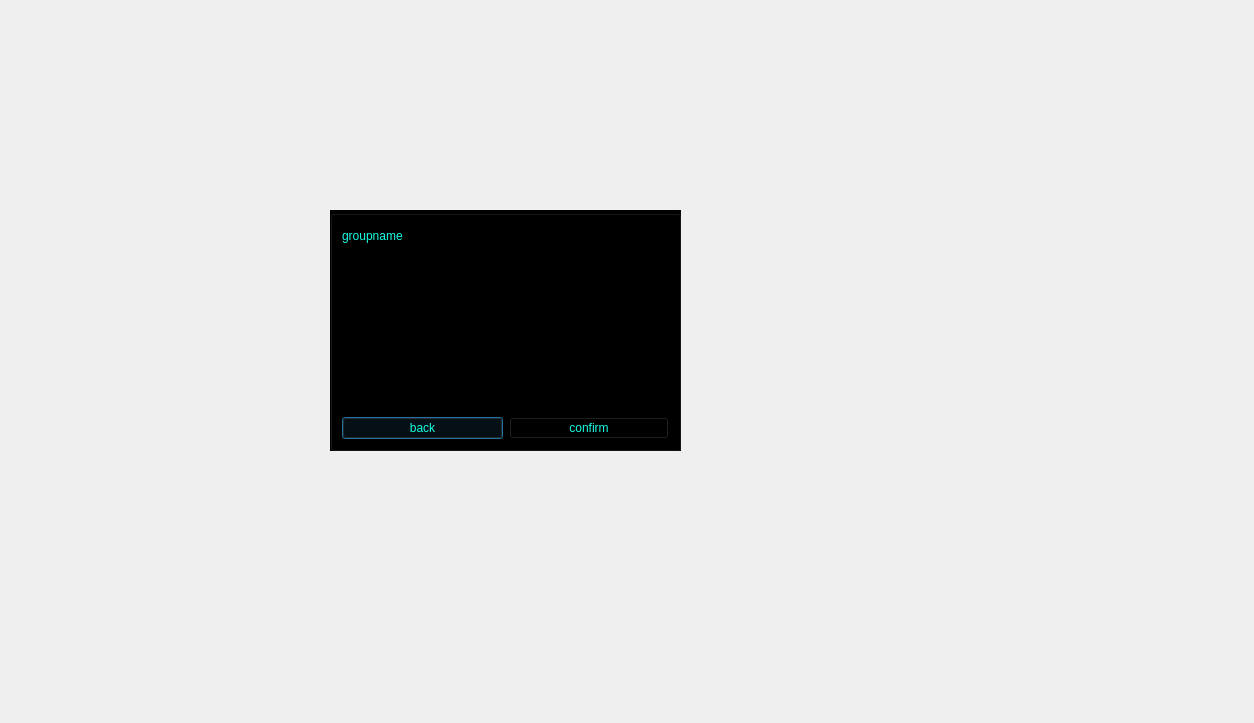
Before: the Qt Designer form massenger/joingroup_dialog.ui in MahanBeidokhti/AP-Messenger, drawn with Qt 5.
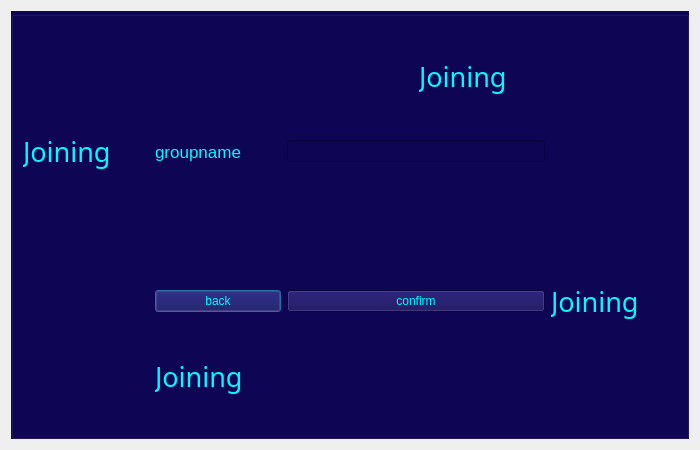
After: the same form once the commit is applied. Icons and pictures are not drawn.

The edit to the form file:
```diff
--- a/massenger/joingroup_dialog.ui
+++ b/massenger/joingroup_dialog.ui
@@ -6,70 +6,141 @@
    <rect>
     <x>0</x>
     <y>0</y>
-    <width>1254</width>
-    <height>723</height>
+    <width>700</width>
+    <height>450</height>
    </rect>
   </property>
-  <property name="windowTitle">
-   <string>Dialog</string>
+  <property name="font">
+   <font>
+    <pointsize>12</pointsize>
+   </font>
+  </property>
+  <property name="layoutDirection">
+   <enum>Qt::LeftToRight</enum>
   </property>
   <property name="styleSheet">
    <string notr="true">background-image: url(:/Source/@metawalls.jpg);</string>
   </property>
+  <layout class="QVBoxLayout" name="verticalLayout">
+   <item>
   <widget class="QGroupBox" name="groupinformation_groupBox">
-   <property name="geometry">
-    <rect>
-     <x>330</x>
-     <y>210</y>
-     <width>351</width>
-     <height>241</height>
-    </rect>
+     <property name="layoutDirection">
+      <enum>Qt::LeftToRight</enum>
    </property>
    <property name="styleSheet">
-    <string notr="true">background-color: rgb(0, 0, 0);
-color: rgb(21, 255, 228);</string>
+      <string notr="true">color: rgb(0, 251, 255);
+background-color: rgb(14, 5, 85);</string>
    </property>
    <property name="title">
     <string/>
    </property>
-   <layout class="QGridLayout" name="gridLayout_2">
-    <item row="0" column="0" colspan="2">
-     <layout class="QHBoxLayout" name="horizontalLayout_3">
-      <item>
+     <layout class="QGridLayout" name="gridLayout">
+      <item row="0" column="3">
+       <widget class="QLabel" name="label">
+        <property name="font">
+         <font>
+          <family>Showcard Gothic</family>
+          <pointsize>20</pointsize>
+         </font>
+        </property>
+        <property name="text">
+         <string>Joining</string>
+        </property>
+       </widget>
+      </item>
+      <item row="1" column="0">
+       <widget class="QLabel" name="label_3">
+        <property name="font">
+         <font>
+          <family>Baskerville Old Face</family>
+          <pointsize>20</pointsize>
+         </font>
+        </property>
+        <property name="text">
+         <string>Joining</string>
+        </property>
+       </widget>
+      </item>
+      <item row="1" column="1">
        <widget class="QLabel" name="label_2">
+        <property name="font">
+         <font>
+          <pointsize>13</pointsize>
+         </font>
+        </property>
         <property name="text">
          <string>groupname</string>
         </property>
        </widget>
       </item>
-      <item>
-       <widget class="QLineEdit" name="groupname_lineEdit"/>
+      <item row="1" column="2" colspan="2">
+       <widget class="QLineEdit" name="groupname_lineEdit">
+        <property name="styleSheet">
+         <string notr="true"/>
+        </property>
+        <property name="text">
+         <string/>
+        </property>
+       </widget>
       </item>
-     </layout>
-    </item>
-    <item row="2" column="0">
+      <item row="3" column="1">
      <widget class="QPushButton" name="back_pushButton">
       <property name="text">
        <string>back</string>
       </property>
      </widget>
     </item>
-    <item row="2" column="1">
+      <item row="3" column="2" colspan="2">
      <widget class="QPushButton" name="confirm_pushButton">
       <property name="text">
        <string>confirm</string>
       </property>
-     </widget>
-    </item>
-    <item row="1" column="0" colspan="2">
+        <property name="shortcut">
+         <string>Enter</string>
+        </property>
+       </widget>
+      </item>
+      <item row="4" column="1" colspan="2">
+       <widget class="QLabel" name="label_5">
+        <property name="font">
+         <font>
+          <family>Segoe Script</family>
+          <pointsize>20</pointsize>
+         </font>
+        </property>
+        <property name="text">
+         <string>Joining</string>
+        </property>
+       </widget>
+      </item>
+      <item row="2" column="1" colspan="3">
      <widget class="QLabel" name="error_label">
+        <property name="styleSheet">
+         <string notr="true">color: rgb(255, 10, 2);
+font: 700 9pt &quot;Segoe UI&quot;;</string>
+        </property>
       <property name="text">
        <string/>
       </property>
      </widget>
     </item>
-   </layout>
-  </widget>
+      <item row="3" column="4">
+       <widget class="QLabel" name="label_4">
+        <property name="font">
+         <font>
+          <family>Tempus Sans ITC</family>
+          <pointsize>20</pointsize>
+         </font>
+        </property>
+        <property name="text">
+         <string>Joining</string>
+        </property>
+       </widget>
+      </item>
+     </layout>
+    </widget>
+   </item>
+  </layout>
  </widget>
  <resources/>
  <connections/>
```
Left out of the diff: 2 changed lines with no effect on the pictures. Lines whose indentation alone changed are shown as unchanged.
